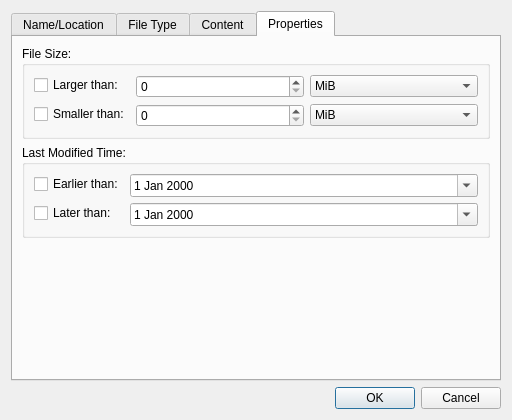
First picture: the form in src/filesearch.ui, repository lxqt/libfm-qt, before the edit.
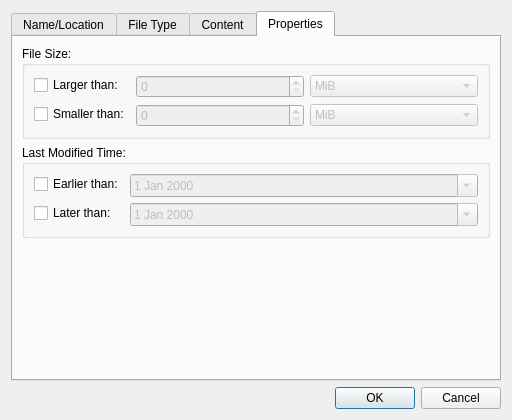
Second picture: the form after the edit. The open tabs and pages were chosen to show the change. Icons and pictures are not drawn.

Commit message:
Disable unused options in file search dialog
Four options in the file search dialog are only used for the search if
their check boxes are checked. This was not explicitly shown by setting
their related widgets to disabled if the check boxes were not checked.

Patch:
```diff
--- a/src/filesearch.ui
+++ b/src/filesearch.ui
@@ -270,10 +270,17 @@
           <item row="0" column="1">
            <layout class="QHBoxLayout" name="horizontalLayout_2">
             <item>
-             <widget class="QSpinBox" name="minSize"/>
+             <widget class="QSpinBox" name="minSize">
+              <property name="enabled">
+               <bool>false</bool>
+              </property>
+             </widget>
             </item>
             <item>
              <widget class="QComboBox" name="minSizeUnit">
+              <property name="enabled">
+               <bool>false</bool>
+              </property>
               <property name="currentIndex">
                <number>2</number>
               </property>
@@ -311,10 +318,17 @@
           <item row="1" column="1">
            <layout class="QHBoxLayout" name="horizontalLayout_3">
             <item>
-             <widget class="QSpinBox" name="maxSize"/>
+             <widget class="QSpinBox" name="maxSize">
+              <property name="enabled">
+               <bool>false</bool>
+              </property>
+             </widget>
             </item>
             <item>
              <widget class="QComboBox" name="maxSizeUnit">
+              <property name="enabled">
+               <bool>false</bool>
+              </property>
               <property name="currentIndex">
                <number>2</number>
               </property>
@@ -367,6 +381,9 @@
           </item>
           <item row="0" column="1">
            <widget class="QDateEdit" name="maxTime">
+            <property name="enabled">
+             <bool>false</bool>
+            </property>
             <property name="calendarPopup">
              <bool>true</bool>
             </property>
@@ -374,6 +391,9 @@
           </item>
           <item row="1" column="1">
            <widget class="QDateEdit" name="minTime">
+            <property name="enabled">
+             <bool>false</bool>
+            </property>
             <property name="calendarPopup">
              <bool>true</bool>
             </property>
```
Left out of the diff: 96 changed lines with no effect on the pictures.
